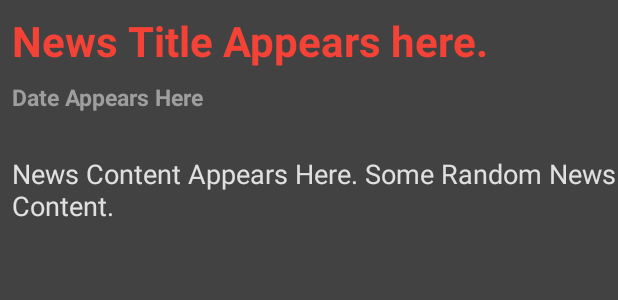
After one commit to psx95/TestVideos2, an Android app: the layout activity_display_news.xml on its own in the app's theme, with its tools: preview values and no code run, on a phone screen of 412 x 824 dp. The commit adds this screen. Shown: the top 300 px of the screen. Run offline under Robolectric (Android 15) with nearby library versions, the phone set to English and light mode, and no system bars; network calls fail.

Commit message:
Added DisplayNews Activity

```diff
--- a/app/src/main/AndroidManifest.xml
+++ b/app/src/main/AndroidManifest.xml
@@ -33,7 +33,8 @@
             android:name=".LoginSignUpApi"
             android:screenOrientation="portrait"
             android:theme="@style/AppTheme.NoActionBar" />
-        <activity android:name=".Helper.PlayVideosActivity"></activity>
+        <activity android:name=".Helper.PlayVideosActivity" />
+        <activity android:name=".Helper.DisplayNewsActivity"></activity>
     </application>
 
 </manifest>
--- /dev/null
+++ b/app/src/main/res/layout/activity_display_news.xml
@@ -0,0 +1,50 @@
+<?xml version="1.0" encoding="utf-8"?>
+<android.support.constraint.ConstraintLayout xmlns:android="http://schemas.android.com/apk/res/android"
+    xmlns:app="http://schemas.android.com/apk/res-auto"
+    xmlns:tools="http://schemas.android.com/tools"
+    android:layout_width="match_parent"
+    android:layout_height="match_parent"
+    android:background="@color/cardview_dark_background"
+    tools:context="com.psx.androidcourseproject.Helper.DisplayNewsActivity">
+
+    <TextView
+        android:id="@+id/news_heading_display_news"
+        android:layout_width="wrap_content"
+        android:layout_height="wrap_content"
+        android:textColor="@color/md_red_500"
+        android:textStyle="bold"
+        android:textSize="28dp"
+        android:text="News Title Appears here."
+        app:layout_constraintTop_toTopOf="parent"
+        android:layout_marginTop="8dp"
+        android:layout_marginLeft="8dp"
+        app:layout_constraintLeft_toLeftOf="parent" />
+
+    <TextView
+        android:id="@+id/news_date_display_news"
+        android:layout_width="wrap_content"
+        android:layout_height="wrap_content"
+        android:text="Date Appears Here"
+        android:textSize="15dp"
+        android:textStyle="bold"
+        android:textColor="@color/md_grey_500"
+        android:layout_marginTop="8dp"
+        app:layout_constraintTop_toBottomOf="@+id/news_heading_display_news"
+        android:layout_marginLeft="8dp"
+        app:layout_constraintLeft_toLeftOf="parent" />
+
+    <TextView
+        android:id="@+id/news_content_news_display"
+        android:layout_width="wrap_content"
+        android:layout_height="wrap_content"
+        android:text="News Content Appears Here. Some Random News Content."
+        android:textStyle="normal"
+        android:textColor="@color/md_grey_300"
+        android:textSize="18dp"
+        android:layout_marginLeft="0dp"
+        android:paddingTop="20dp"
+        app:layout_constraintLeft_toLeftOf="@+id/news_date_display_news"
+        android:layout_marginTop="8dp"
+        app:layout_constraintTop_toBottomOf="@+id/news_date_display_news" />
+
+</android.support.constraint.ConstraintLayout>
```
Also changed, not shown: app/src/main/java/com/psx/androidcourseproject/Adapters/RawNewsAdapter.java (+19 -2 lines), app/src/main/java/com/psx/androidcourseproject/Helper/DisplayNewsActivity.java (added, +52 -0 lines), app/build.gradle (line endings or trailing spaces).
